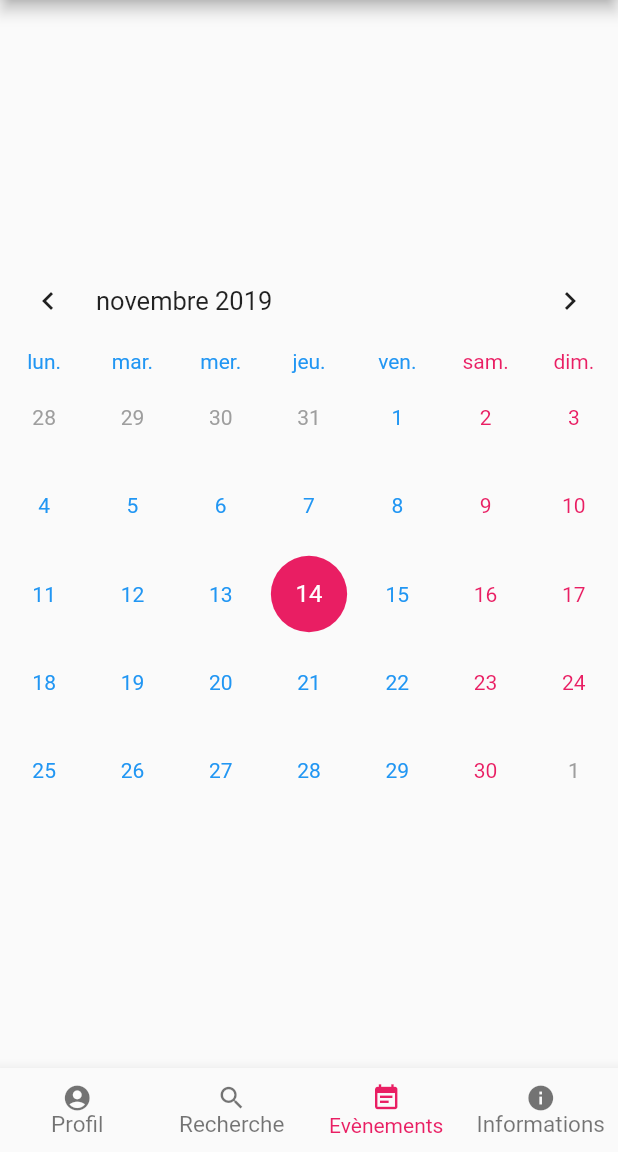
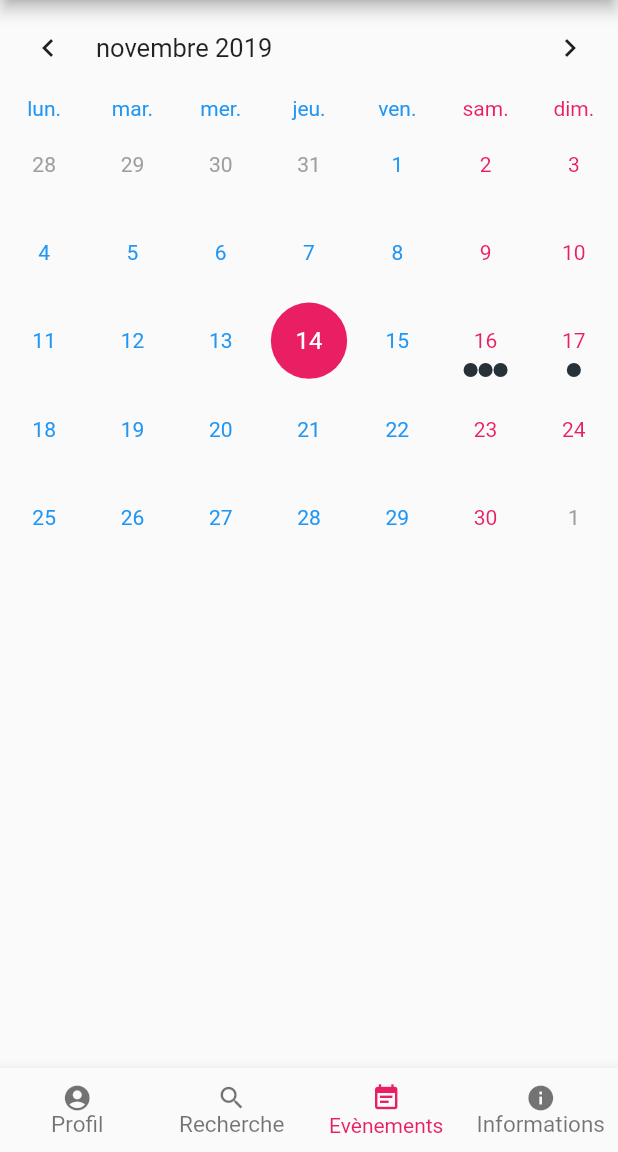
Before and after one commit to clatlan/artem_app, a Flutter app: the screen it shows after launch, item 3 of the bottom bar chosen, on a phone screen of 412 x 824 dp, the part 84-1236 px from its top. Run offline on Flutter 3.47's test engine with Material 2 defaults, Android fonts, the light colour scheme and no system bars; drawn by our look-alikes of table_calendar.

Commit message:
updated calendar

```diff
--- a/lib/layouts/event/calendar.dart
+++ b/lib/layouts/event/calendar.dart
@@ -1,4 +1,5 @@
 import 'package:flutter/material.dart';
+import 'package:intl/intl.dart';
 import 'package:table_calendar/table_calendar.dart';
 
 class Calendar extends StatefulWidget {
@@ -7,14 +8,24 @@ class Calendar extends StatefulWidget {
 }
 
 class _MyCalendarState extends State<Calendar> {
-//  @override
-//  void initState() {
-//    super.initState();
-//  }
+  Map<DateTime, List> _events;
+  List _selectedEvents;
+  DateTime _selectedDay;
   CalendarController _calendarController;
+
   @override
   void initState() {
     super.initState();
+
+    final _todayDay = DateTime.now();
+
+    _events = {
+      DateTime(2019, 11, 16): ['Sarass', 'Sarass2', 'Sarass3'],
+      DateTime(2019, 11, 17): ['Croques'],
+    };
+
+    _selectedEvents = _events[_todayDay] ?? [];
+
     _calendarController = CalendarController();
   }
 
@@ -24,12 +35,41 @@ class _MyCalendarState extends State<Calendar> {
     super.dispose();
   }
 
+  void _onDaySelected(List events) {
+    print('CALLBACK: _onDaySelected');
+    setState(
+      () {
+        _selectedEvents = events;
+      },
+    );
+  }
+
   @override
   Widget build(BuildContext context) {
+    return Scaffold(
+//      appBar: AppBar(
+//        title: Text(widget.title),
+//        ),
+      body: Column(
+        mainAxisSize: MainAxisSize.max,
+        children: <Widget>[
+          // Switch out 2 lines below to play with TableCalendar's settings
+          //-----------------------
+          _buildTableCalendar(),
+          // _buildTableCalendarWithBuilders(),
+          const SizedBox(height: 8.0),
+          Expanded(child: _buildEventList()),
+        ],
+      ),
+    );
+  }
+
+  Widget _buildTableCalendar() {
     return TableCalendar(
       locale: 'fr_FR',
-      events: _selectedDay,
+      events: _events,
       calendarController: _calendarController,
+      holidays: _holidays,
       startingDayOfWeek: StartingDayOfWeek.monday,
       availableGestures: AvailableGestures.none,
       availableCalendarFormats: const {CalendarFormat.month: 'Month'},
@@ -86,17 +126,71 @@ class _MyCalendarState extends State<Calendar> {
           );
         },
       ),
+      onDaySelected: (_, events) {
+        _onDaySelected(events);
+      },
+      onVisibleDaysChanged: null,
     );
   }
 
-
-  final Map<DateTime, List> _selectedDay = {
-    DateTime(2019, 4, 3): ['Selected Day in the calendar!'],
-    DateTime(2019, 4, 5): ['Selected Day in the calendar!'],
-    DateTime(2019, 4, 22): ['Selected Day in the calendar!'],
-    DateTime(2019, 4, 24): ['Selected Day in the calendar!'],
-    DateTime(2019, 4, 26): ['Selected Day in the calendar!'],
-  };
+  Widget _buildEventList() {
+    return ListView(
+      children: _selectedEvents != []
+          ? _selectedEvents
+              .map((event) => Container(
+                    decoration: BoxDecoration(
+                      border: Border.all(width: 0.8),
+                      borderRadius: BorderRadius.circular(12.0),
+                    ),
+                    margin: const EdgeInsets.symmetric(
+                        horizontal: 8.0, vertical: 4.0),
+                    child: ListTile(
+                      title: Text(event.toString()),
+                      onTap: () => print('$event tapped!'),
+                    ),
+                  ))
+              .toList()
+          : DayWidget(_selectedDay),
+    );
+  }
 }
 
-//final Map<DateTime, List> holidays
+//final Map<DateTime, List> _selectedDay = {
+//  DateTime(2019, 11, 16): ['Sarass'],
+//  DateTime(2019, 11, 5): ['Selected Day in the calendar!'],
+//  DateTime(2019, 11, 22): ['Selected Day in the calendar!'],
+//  DateTime(2019, 12, 24): ['Selected Day in the calendar!'],
+//  DateTime(2019, 11, 26): ['Selected Day in the calendar!'],
+//};
+
+// Example holidays
+final Map<DateTime, List> _holidays = {
+  DateTime(2019, 1, 1): ['New Year\'s Day'],
+  DateTime(2019, 1, 6): ['Epiphany'],
+  DateTime(2019, 2, 14): ['Valentine\'s Day'],
+  DateTime(2019, 4, 21): ['Easter Sunday'],
+  DateTime(2019, 4, 22): ['Easter Monday'],
+};
+
+class DayWidget extends StatelessWidget {
+  final DateTime day;
+
+  DayWidget(this.day);
+
+  @override
+  Widget build(BuildContext context) {
+    return Container(
+      margin: EdgeInsets.all(10),
+      child: Text(
+        'Coucou',
+//        DateFormat.yMMMMd("fr_FR").format(day),
+        style: TextStyle(
+          fontFamily: 'Artem',
+          color: Colors.white,
+          fontSize: 30,
+          fontWeight: FontWeight.bold,
+        ),
+      ),
+    );
+  }
+}
--- a/pubspec.yaml
+++ b/pubspec.yaml
@@ -20,7 +20,7 @@ dependencies:
   flutter:
     sdk: flutter
   table_calendar: ^2.1.0
-  intl: ^0.15.7
+  intl: ^0.15.8
 
   # The following adds the Cupertino Icons font to your application.
   # Use with the CupertinoIcons class for iOS style icons.
```
